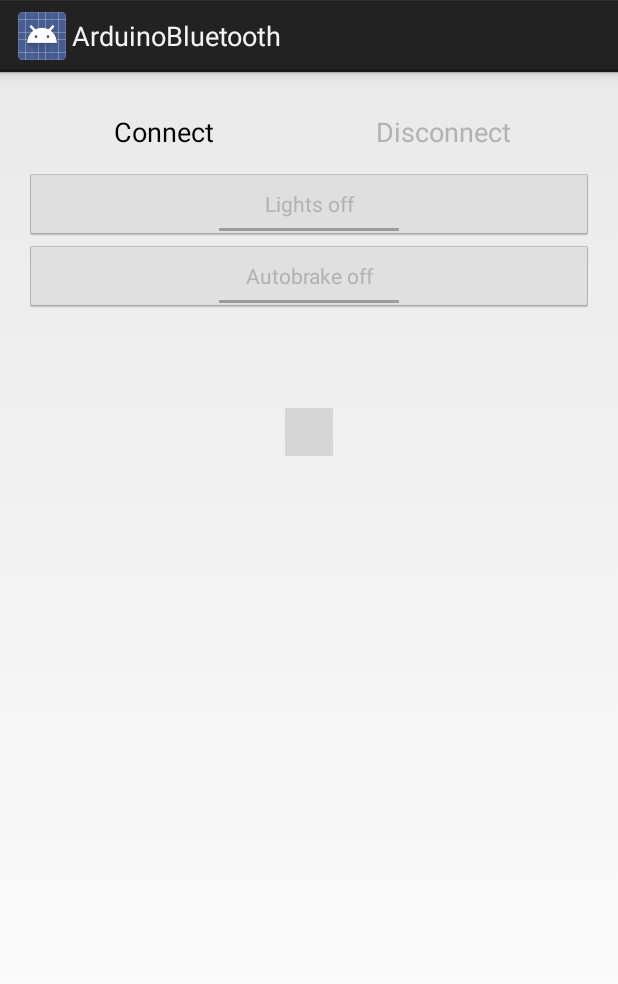
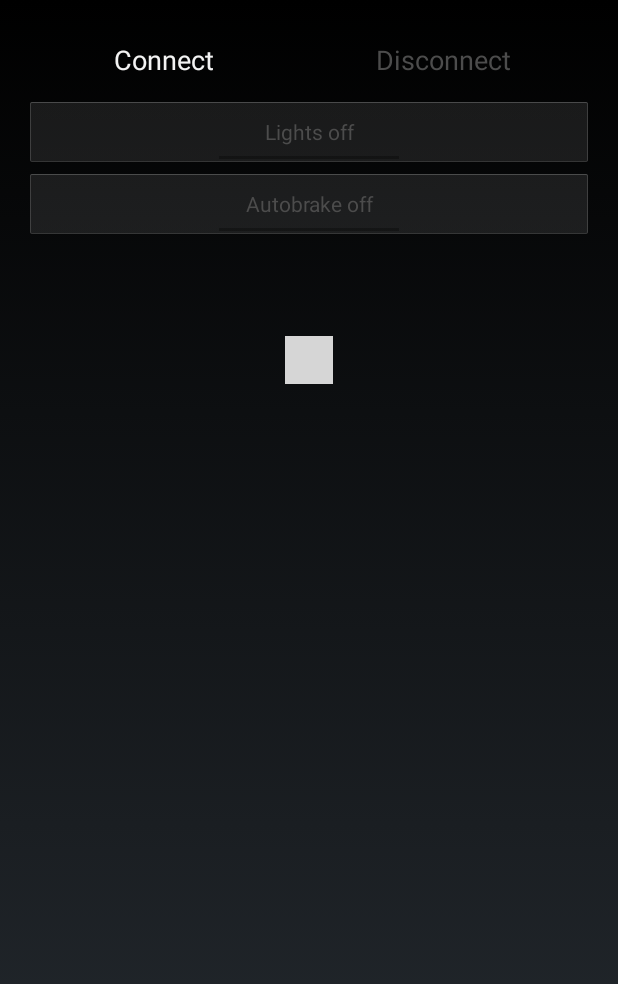
Before and after one commit to ShashokKV/BluetoothJoystick, an Android app: the screen it shows after launch (BluetoothActivity), on a phone screen of 412 x 824 dp. Shown: the top 984 px of the screen. Run offline under Robolectric (Android 15) with nearby library versions, the light colour scheme and no system bars; libraries missing offline, so code that uses them is left out: io.github.controlwear.virtual; plain views replace JoystickView; 3 statements that could not run were skipped; grey boxes are pictures that could not be loaded.

Commit message:
Updated icons

```diff
--- a/app/src/main/res/layout/activity_bluetooth.xml
+++ b/app/src/main/res/layout/activity_bluetooth.xml
@@ -64,9 +64,9 @@
                 android:layout_height="match_parent"
                 android:layout_gravity="center"
                 android:layout_marginTop="64dp"
-                custom:JV_backgroundColor="#575153"
+                custom:JV_backgroundColor="#E9DCDE"
                 custom:JV_borderWidth="0dp"
-                custom:JV_buttonColor="#DC081E58" />
+                custom:JV_buttonColor="#DC000000" />
 
         </LinearLayout>
 
--- a/app/src/main/res/values/styles.xml
+++ b/app/src/main/res/values/styles.xml
@@ -1,8 +1,6 @@
 <resources>
 
     <!-- Base application theme. -->
-    <style name="AppTheme" parent="android:Theme.Holo.Light.DarkActionBar">
-        <!-- Customize your theme here. -->
-    </style>
+    <style name="AppTheme" parent="android:Theme.Holo.NoActionBar.Fullscreen"/>
 
 </resources>
--- a/build.gradle
+++ b/build.gradle
@@ -6,7 +6,7 @@ buildscript {
         google()
     }
     dependencies {
-        classpath 'com.android.tools.build:gradle:3.3.0'
+        classpath 'com.android.tools.build:gradle:3.3.1'
 
         // NOTE: Do not place your application dependencies here; they belong
         // in the individual module build.gradle files
```
Also changed, not shown: app/src/main/res/drawable-hdpi/ic_launcher.png, app/src/main/res/drawable-mdpi/ic_launcher.png, app/src/main/res/drawable-xhdpi/ic_launcher.png, app/src/main/res/drawable-xxhdpi/ic_launcher.png, app/src/main/res/drawable-xxxhdpi/ic_launcher.png (added), 1 other file.
